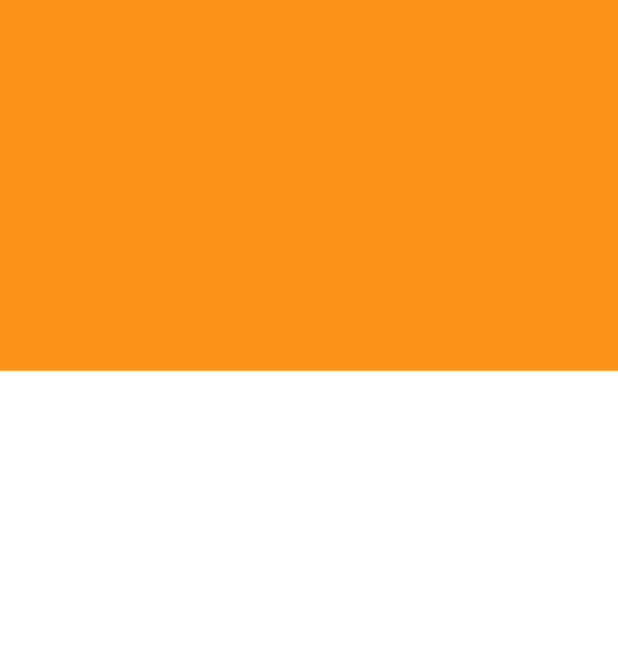
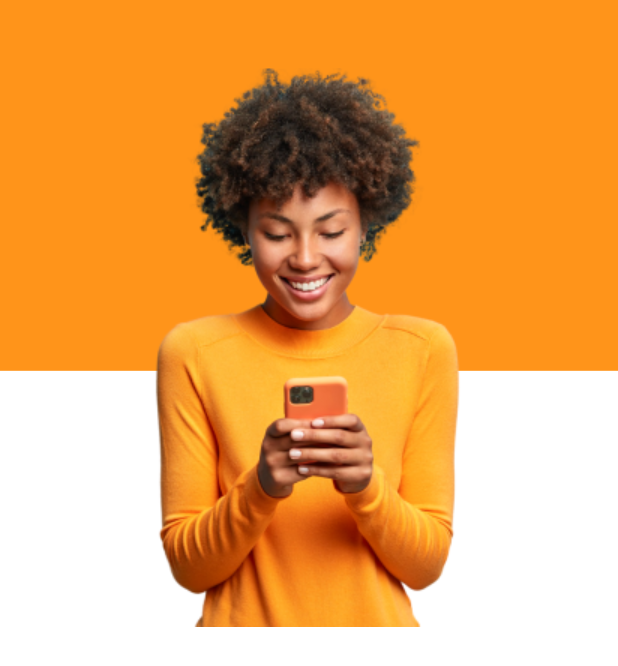
Before and after one commit to Par-zy/payflow, a Flutter app: the LoginPage screen opened directly, on a phone screen of 412 x 824 dp. Shown: the top 666 px of the screen. Run offline on Flutter 3.47's test engine with Material 2 defaults, Android fonts, the phone set to English and light mode, and no system bars; our stand-ins replace google_fonts.

```diff
--- a/lib/main.dart
+++ b/lib/main.dart
@@ -1,4 +1,5 @@
 import 'package:flutter/material.dart';
+import 'package:payflow/modules/login/login_page.dart';
 import 'package:payflow/modules/splash/splash_page.dart';
 import 'package:payflow/shared/themes/app_colors.dart';
 
@@ -12,7 +13,7 @@ class AppWidget extends StatelessWidget {
     return MaterialApp(
       title: 'Pay Flow',
       theme: ThemeData(primaryColor: AppColors.primary),
-      home: SplashPage(),
+      home: LoginPage(),
     );
   }
 }
--- a/lib/modules/login/login_page.dart
+++ b/lib/modules/login/login_page.dart
@@ -1,5 +1,6 @@
 import 'package:flutter/material.dart';
 import 'package:payflow/shared/themes/app_colors.dart';
+import 'package:payflow/shared/themes/app_images.dart';
 
 class LoginPage extends StatefulWidget {
   LoginPage({Key? key}) : super(key: key);
@@ -14,14 +15,27 @@ class _LoginPageState extends State<LoginPage> {
     final size = MediaQuery.of(context).size;
     return Scaffold(
       backgroundColor: AppColors.background,
-      body: Stack(
-        children: [
-          Container(
-            width: size.width,
-            height: size.height * 0.3,
-            color: AppColors.primary,
-          )
-        ],
+      body: Container(
+        width: size.width,
+        height: size.height,
+        child: Stack(
+          children: [
+            Container(
+              width: size.width,
+              height: size.height * 0.30,
+              color: AppColors.primary,
+            ),
+            Positioned(
+                top: 45,
+                left: 0,
+                right: 0,
+                child: Image.asset(
+                  AppImages.person,
+                  width: 208,
+                  height: 373,
+                ))
+          ],
+        ),
       ),
     );
   }
```
